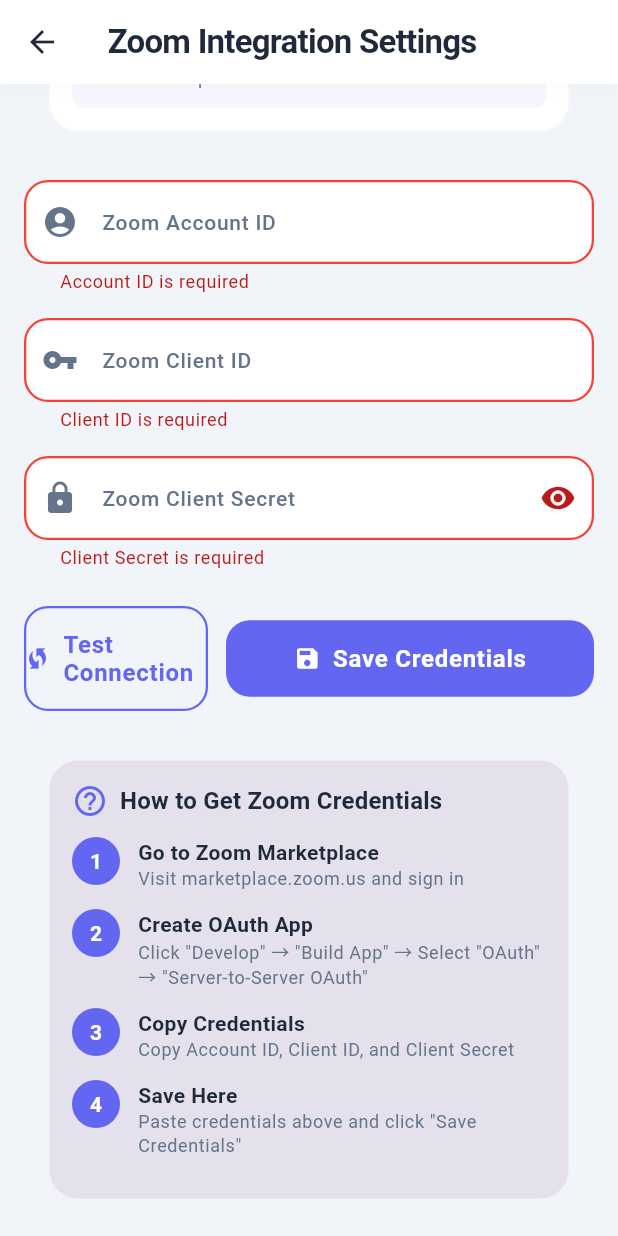
After one commit to digitapisms/ISMS, a Flutter app: the ZoomIntegrationScreen screen opened directly, scrolled down 212 dp, after a tap on "Save Credentials", on a phone screen of 412 x 824 dp. The commit adds this screen. Run offline on Flutter 3.47's test engine with Material 3 defaults, Android fonts, the phone set to English and light mode, and no system bars; our stand-ins replace cached_network_image, connectivity_plus, csv, equatable, file_picker, fl_chart and 14 more; missing offline and left inert: excel, qr, workmanager; accounts and stored records are empty; generated files the repository leaves out were written again; network calls fail.

Commit message:
Add Zoom integration to Super Admin Dashboard and update Zoom credentials retrieval
- Integrated a new Zoom option in the Super Admin Dashboard's popup menu for easy access.
- Implemented logic to retrieve Zoom credentials from the database if not found in environment variables, enhancing flexibility in configuration.
- Updated error message for missing Zoom credentials to guide users on configuration options.

```diff
--- /dev/null
+++ b/isms_app/lib/src/features/admin/data/system_settings_repository.dart
@@ -0,0 +1,186 @@
+import 'package:supabase_flutter/supabase_flutter.dart';
+import '../../../core/network/supabase_client.dart';
+
+/// Repository for managing system-wide settings
+class SystemSettingsRepository {
+  final SupabaseClient _client = SupabaseManager.client;
+
+  /// Get a system setting value by key
+  Future<String?> getSetting(String key) async {
+    try {
+      final response = await _client
+          .from('system_settings')
+          .select('setting_value')
+          .eq('setting_key', key)
+          .maybeSingle();
+
+      return response?['setting_value'] as String?;
+    } catch (e) {
+      throw Exception('Failed to get system setting: $e');
+    }
+  }
+
+  /// Get all system settings
+  Future<Map<String, String>> getAllSettings() async {
+    try {
+      final response = await _client
+          .from('system_settings')
+          .select('setting_key, setting_value');
+
+      final settings = <String, String>{};
+      for (final row in response) {
+        settings[row['setting_key'] as String] =
+            row['setting_value'] as String;
+      }
+      return settings;
+    } catch (e) {
+      throw Exception('Failed to get system settings: $e');
+    }
+  }
+
+  /// Update or create a system setting
+  Future<void> setSetting({
+    required String key,
+    required String value,
+    String? description,
+    bool isEncrypted = false,
+  }) async {
+    try {
+      final userId = await _getCurrentUserId();
+
+      await _client.from('system_settings').upsert({
+        'setting_key': key,
+        'setting_value': value,
+        'description': description,
+        'is_encrypted': isEncrypted,
+        'updated_by': userId,
+        'updated_at': DateTime.now().toIso8601String(),
+      });
+    } catch (e) {
+      throw Exception('Failed to set system setting: $e');
+    }
+  }
+
+  /// Delete a system setting
+  Future<void> deleteSetting(String key) async {
+    try {
+      await _client
+          .from('system_settings')
+          .delete()
+          .eq('setting_key', key);
+    } catch (e) {
+      throw Exception('Failed to delete system setting: $e');
+    }
+  }
+
+  /// Get Zoom credentials
+  Future<ZoomCredentials> getZoomCredentials() async {
+    try {
+      final accountId = await getSetting('ZOOM_ACCOUNT_ID');
+      final clientId = await getSetting('ZOOM_CLIENT_ID');
+      final clientSecret = await getSetting('ZOOM_CLIENT_SECRET');
+
+      return ZoomCredentials(
+        accountId: accountId ?? '',
+        clientId: clientId ?? '',
+        clientSecret: clientSecret ?? '',
+      );
+    } catch (e) {
+      throw Exception('Failed to get Zoom credentials: $e');
+    }
+  }
+
+  /// Update Zoom credentials
+  Future<void> updateZoomCredentials(ZoomCredentials credentials) async {
+    try {
+      // Update database
+      await setSetting(
+        key: 'ZOOM_ACCOUNT_ID',
+        value: credentials.accountId,
+        description: 'Zoom Account ID for OAuth authentication',
+        isEncrypted: true,
+      );
+      await setSetting(
+        key: 'ZOOM_CLIENT_ID',
+        value: credentials.clientId,
+        description: 'Zoom OAuth Client ID',
+        isEncrypted: true,
+      );
+      await setSetting(
+        key: 'ZOOM_CLIENT_SECRET',
+        value: credentials.clientSecret,
+        description: 'Zoom OAuth Client Secret',
+        isEncrypted: true,
+      );
+
+      // Update Supabase Edge Function secrets via Edge Function
+      await _updateSupabaseSecrets(credentials);
+    } catch (e) {
+      throw Exception('Failed to update Zoom credentials: $e');
+    }
+  }
+
+  /// Update Supabase Edge Function secrets
+  Future<void> _updateSupabaseSecrets(ZoomCredentials credentials) async {
+    try {
+      await _client.functions.invoke(
+        'update-zoom-secrets',
+        body: {
+          'ZOOM_ACCOUNT_ID': credentials.accountId,
+          'ZOOM_CLIENT_ID': credentials.clientId,
+          'ZOOM_CLIENT_SECRET': credentials.clientSecret,
+        },
+      );
+    } catch (e) {
+      // If Edge Function doesn't exist, log warning but don't fail
+      // The credentials are still saved in the database
+      print('Warning: Could not update Supabase secrets: $e');
+      print('Please update secrets manually in Supabase Dashboard');
+    }
+  }
+
+  Future<String?> _getCurrentUserId() async {
+    final user = _client.auth.currentUser;
+    if (user == null) return null;
+
+    final response = await _client
+        .from('users')
+        .select('id')
+        .eq('auth_id', user.id)
+        .maybeSingle();
+
+    return response?['id'] as String?;
+  }
+}
+
+/// Zoom credentials model
+class ZoomCredentials {
+  final String accountId;
+  final String clientId;
+  final String clientSecret;
+
+  ZoomCredentials({
+    required this.accountId,
+    required this.clientId,
+    required this.clientSecret,
+  });
+
+  bool get isValid =>
+      accountId.isNotEmpty && clientId.isNotEmpty && clientSecret.isNotEmpty;
+
+  Map<String, dynamic> toMap() {
+    return {
+      'accountId': accountId,
+      'clientId': clientId,
+      'clientSecret': clientSecret,
+    };
+  }
+
+  factory ZoomCredentials.fromMap(Map<String, dynamic> map) {
+    return ZoomCredentials(
+      accountId: map['accountId'] as String? ?? '',
+      clientId: map['clientId'] as String? ?? '',
+      clientSecret: map['clientSecret'] as String? ?? '',
+    );
+  }
+}
--- /dev/null
+++ b/isms_app/lib/src/features/admin/presentation/zoom_integration_screen.dart
@@ -0,0 +1,509 @@
+import 'package:flutter/material.dart';
+import 'package:flutter/services.dart';
+import 'package:flutter_riverpod/flutter_riverpod.dart';
+import '../../../core/network/supabase_client.dart';
+import '../data/system_settings_repository.dart';
+
+/// Provider for system settings repository
+final systemSettingsRepositoryProvider =
+    Provider<SystemSettingsRepository>((ref) => SystemSettingsRepository());
+
+/// Provider for Zoom credentials
+final zoomCredentialsProvider =
+    FutureProvider<ZoomCredentials>((ref) async {
+  final repo = ref.read(systemSettingsRepositoryProvider);
+  return repo.getZoomCredentials();
+});
+
+class ZoomIntegrationScreen extends ConsumerStatefulWidget {
+  const ZoomIntegrationScreen({super.key});
+
+  @override
+  ConsumerState<ZoomIntegrationScreen> createState() =>
+      _ZoomIntegrationScreenState();
+}
+
+class _ZoomIntegrationScreenState
+    extends ConsumerState<ZoomIntegrationScreen> {
+  final _formKey = GlobalKey<FormState>();
+  final _accountIdController = TextEditingController();
+  final _clientIdController = TextEditingController();
+  final _clientSecretController = TextEditingController();
+  bool _isLoading = false;
+  bool _obscureSecret = true;
+
+  @override
+  void initState() {
+    super.initState();
+    _loadCredentials();
+  }
+
+  Future<void> _loadCredentials() async {
+    final credentialsAsync = ref.read(zoomCredentialsProvider);
+    credentialsAsync.whenData((credentials) {
+      _accountIdController.text = credentials.accountId;
+      _clientIdController.text = credentials.clientId;
+      _clientSecretController.text = credentials.clientSecret;
+    });
+  }
+
+  @override
+  void dispose() {
+    _accountIdController.dispose();
+    _clientIdController.dispose();
+    _clientSecretController.dispose();
+    super.dispose();
+  }
+
+  Future<void> _saveCredentials() async {
+    if (!_formKey.currentState!.validate()) {
+      return;
+    }
+
+    setState(() {
+      _isLoading = true;
+    });
+
+    try {
+      final repo = ref.read(systemSettingsRepositoryProvider);
+      final credentials = ZoomCredentials(
+        accountId: _accountIdController.text.trim(),
+        clientId: _clientIdController.text.trim(),
+        clientSecret: _clientSecretController.text.trim(),
+      );
+
+      await repo.updateZoomCredentials(credentials);
+
+      // Refresh the provider
+      ref.invalidate(zoomCredentialsProvider);
+
+      if (mounted) {
+        ScaffoldMessenger.of(context).showSnackBar(
+          const SnackBar(
+            content: Text('Zoom credentials saved successfully!'),
+            backgroundColor: Colors.green,
+          ),
+        );
+      }
+    } catch (e) {
+      if (mounted) {
+        ScaffoldMessenger.of(context).showSnackBar(
+          SnackBar(
+            content: Text('Error saving credentials: $e'),
+            backgroundColor: Colors.red,
+          ),
+        );
+      }
+    } finally {
+      if (mounted) {
+        setState(() {
+          _isLoading = false;
+        });
+      }
+    }
+  }
+
+  Future<void> _testConnection() async {
+    setState(() {
+      _isLoading = true;
+    });
+
+    try {
+      final credentials = ZoomCredentials(
+        accountId: _accountIdController.text.trim(),
+        clientId: _clientIdController.text.trim(),
+        clientSecret: _clientSecretController.text.trim(),
+      );
+
+      if (!credentials.isValid) {
+        throw Exception('Please fill in all credentials before testing');
+      }
+
+      // Test by trying to create a test meeting
+      final response = await SupabaseManager.client.functions.invoke(
+        'create-zoom-meeting',
+        body: {
+          'title': 'ISMS Connection Test',
+          'startTime': DateTime.now()
+              .add(const Duration(hours: 1))
+              .toUtc()
+              .toIso8601String(),
+          'duration': 15,
+        },
+      );
+
+      if (response.status == 200) {
+        if (mounted) {
+          ScaffoldMessenger.of(context).showSnackBar(
+            const SnackBar(
+              content: Text('✅ Connection test successful!'),
+              backgroundColor: Colors.green,
+            ),
+          );
+        }
+      } else {
+        throw Exception('Test failed: ${response.data}');
+      }
+    } catch (e) {
+      if (mounted) {
+        ScaffoldMessenger.of(context).showSnackBar(
+          SnackBar(
+            content: Text('❌ Connection test failed: $e'),
+            backgroundColor: Colors.red,
+          ),
+        );
+      }
+    } finally {
+      if (mounted) {
+        setState(() {
+          _isLoading = false;
+        });
+      }
+    }
+  }
+
+  @override
+  Widget build(BuildContext context) {
+    final credentialsAsync = ref.watch(zoomCredentialsProvider);
+
+    return Scaffold(
+      appBar: AppBar(
+        title: const Text('Zoom Integration Settings'),
+        leading: IconButton(
+          icon: const Icon(Icons.arrow_back),
+          onPressed: () => Navigator.of(context).pop(),
+        ),
+      ),
+      body: credentialsAsync.when(
+        data: (credentials) {
+          // Update controllers if data loaded
+          if (_accountIdController.text != credentials.accountId) {
+            _accountIdController.text = credentials.accountId;
+            _clientIdController.text = credentials.clientId;
+            _clientSecretController.text = credentials.clientSecret;
+          }
+
+          return SingleChildScrollView(
+            padding: const EdgeInsets.all(16),
+            child: Form(
+              key: _formKey,
+              child: Column(
+                crossAxisAlignment: CrossAxisAlignment.stretch,
+                children: [
+                  // Header Card
+                  Card(
+                    child: Padding(
+                      padding: const EdgeInsets.all(16),
+                      child: Column(
+                        crossAxisAlignment: CrossAxisAlignment.start,
+                        children: [
+                          Row(
+                            children: [
+                              Icon(
+                                Icons.video_call,
+                                color: Theme.of(context).colorScheme.primary,
+                                size: 32,
+                              ),
+                              const SizedBox(width: 12),
+                              const Expanded(
+                                child: Text(
+                                  'Zoom API Integration',
+                                  style: TextStyle(
+                                    fontSize: 20,
+                                    fontWeight: FontWeight.bold,
+                                  ),
+                                ),
+                              ),
+                            ],
+                          ),
+                          const SizedBox(height: 12),
+                          Text(
+                            'Configure Zoom API credentials to enable online class meetings. '
+                            'These credentials are used to create Zoom meetings automatically when '
+                            'online classes are scheduled.',
+                            style: Theme.of(context).textTheme.bodyMedium,
+                          ),
+                          const SizedBox(height: 8),
+                          Container(
+                            padding: const EdgeInsets.all(12),
+                            decoration: BoxDecoration(
+                              color: Theme.of(context)
+                                  .colorScheme
+                                  .primaryContainer
+                                  .withOpacity(0.3),
+                              borderRadius: BorderRadius.circular(8),
+                            ),
+                            child: Row(
+                              children: [
+                                Icon(
+                                  Icons.info_outline,
+                                  color: Theme.of(context).colorScheme.primary,
+                                ),
+                                const SizedBox(width: 8),
+                                Expanded(
+                                  child: Text(
+                                    'Get your credentials from Zoom Marketplace: marketplace.zoom.us',
+                                    style: Theme.of(context).textTheme.bodySmall,
+                                  ),
+                                ),
+                              ],
+                            ),
+                          ),
+                        ],
+                      ),
+                    ),
+                  ),
+                  const SizedBox(height: 24),
+
+                  // Account ID Field
+                  TextFormField(
+                    controller: _accountIdController,
+                    decoration: InputDecoration(
+                      labelText: 'Zoom Account ID',
+                      hintText: 'C-xxxxxxxxxxxxx',
+                      prefixIcon: const Icon(Icons.account_circle),
+                      border: OutlineInputBorder(
+                        borderRadius: BorderRadius.circular(8),
+                      ),
+                      helperText:
+                          'Your Zoom Account ID (starts with C-)',
+                    ),
+                    validator: (value) {
+                      if (value == null || value.trim().isEmpty) {
+                        return 'Account ID is required';
+                      }
+                      if (!value.trim().startsWith('C-')) {
+                        return 'Account ID should start with C-';
+                      }
+                      return null;
+                    },
+                  ),
+                  const SizedBox(height: 16),
+
+                  // Client ID Field
+                  TextFormField(
+                    controller: _clientIdController,
+                    decoration: InputDecoration(
+                      labelText: 'Zoom Client ID',
+                      hintText: 'Your OAuth Client ID',
+                      prefixIcon: const Icon(Icons.vpn_key),
+                      border: OutlineInputBorder(
+                        borderRadius: BorderRadius.circular(8),
+                      ),
+                      helperText: 'OAuth 2.0 Client ID from Zoom Marketplace',
+                    ),
+                    validator: (value) {
+                      if (value == null || value.trim().isEmpty) {
+                        return 'Client ID is required';
+                      }
+                      return null;
+                    },
+                  ),
+                  const SizedBox(height: 16),
+
+                  // Client Secret Field
+                  TextFormField(
+                    controller: _clientSecretController,
+                    decoration: InputDecoration(
+                      labelText: 'Zoom Client Secret',
+                      hintText: 'Your OAuth Client Secret',
+                      prefixIcon: const Icon(Icons.lock),
+                      suffixIcon: IconButton(
+                        icon: Icon(
+                          _obscureSecret
+                              ? Icons.visibility
+                              : Icons.visibility_off,
+                        ),
+                        onPressed: () {
+                          setState(() {
+                            _obscureSecret = !_obscureSecret;
+                          });
+                        },
+                      ),
+                      border: OutlineInputBorder(
+                        borderRadius: BorderRadius.circular(8),
+                      ),
+                      helperText:
+                          'OAuth 2.0 Client Secret (keep this secure)',
+                    ),
+                    obscureText: _obscureSecret,
+                    validator: (value) {
+                      if (value == null || value.trim().isEmpty) {
+                        return 'Client Secret is required';
+                      }
+                      if (value.trim().length < 10) {
+                        return 'Client Secret seems too short';
+                      }
+                      return null;
+                    },
+                  ),
+                  const SizedBox(height: 24),
+
+                  // Action Buttons
+                  Row(
+                    children: [
+                      Expanded(
+                        child: OutlinedButton.icon(
+                          onPressed: _isLoading ? null : _testConnection,
+                          icon: const Icon(Icons.wifi_protected_setup),
+                          label: const Text('Test Connection'),
+                          style: OutlinedButton.styleFrom(
+                            padding: const EdgeInsets.symmetric(vertical: 16),
+                          ),
+                        ),
+                      ),
+                      const SizedBox(width: 12),
+                      Expanded(
+                        flex: 2,
+                        child: ElevatedButton.icon(
+                          onPressed: _isLoading ? null : _saveCredentials,
+                          icon: _isLoading
+                              ? const SizedBox(
+                                  width: 16,
+                                  height: 16,
+                                  child: CircularProgressIndicator(
+                                    strokeWidth: 2,
+                                  ),
+                                )
+                              : const Icon(Icons.save),
+                          label: Text(_isLoading ? 'Saving...' : 'Save Credentials'),
+                          style: ElevatedButton.styleFrom(
+                            padding: const EdgeInsets.symmetric(vertical: 16),
+                          ),
+                        ),
+                      ),
+                    ],
+                  ),
+                  const SizedBox(height: 24),
+
+                  // Instructions Card
+                  Card(
+                    color: Theme.of(context).colorScheme.surfaceVariant,
+                    child: Padding(
+                      padding: const EdgeInsets.all(16),
+                      child: Column(
+                        crossAxisAlignment: CrossAxisAlignment.start,
+                        children: [
+                          Row(
+                            children: [
+                              Icon(
+                                Icons.help_outline,
+                                color: Theme.of(context).colorScheme.primary,
+                              ),
+                              const SizedBox(width: 8),
+                              Text(
+                                'How to Get Zoom Credentials',
+                                style: Theme.of(context)
+                                    .textTheme
+                                    .titleMedium
+                                    ?.copyWith(
+                                      fontWeight: FontWeight.bold,
+                                    ),
+                              ),
+                            ],
+                          ),
+                          const SizedBox(height: 12),
+                          _buildInstructionStep(
+                            context,
+                            '1',
+                            'Go to Zoom Marketplace',
+                            'Visit marketplace.zoom.us and sign in',
+                          ),
+                          _buildInstructionStep(
+                            context,
+                            '2',
+                            'Create OAuth App',
+                            'Click "Develop" → "Build App" → Select "OAuth" → "Server-to-Server OAuth"',
+                          ),
+                          _buildInstructionStep(
+                            context,
+                            '3',
+                            'Copy Credentials',
+                            'Copy Account ID, Client ID, and Client Secret',
+                          ),
+                          _buildInstructionStep(
+                            context,
+                            '4',
+                            'Save Here',
+                            'Paste credentials above and click "Save Credentials"',
+                          ),
+                        ],
+                      ),
+                    ),
+                  ),
+                ],
+              ),
+            ),
+          );
+        },
+        loading: () => const Center(child: CircularProgressIndicator()),
+        error: (error, stack) => Center(
+          child: Column(
+            mainAxisAlignment: MainAxisAlignment.center,
+            children: [
+              const Icon(Icons.error_outline, size: 48, color: Colors.red),
+              const SizedBox(height: 16),
+              Text('Error loading credentials: $error'),
+              const SizedBox(height: 16),
+              ElevatedButton(
+                onPressed: () {
+                  ref.invalidate(zoomCredentialsProvider);
+                },
+                child: const Text('Retry'),
+              ),
+            ],
+          ),
+        ),
+      ),
+    );
+  }
+
+  Widget _buildInstructionStep(
+    BuildContext context,
+    String number,
+    String title,
+    String description,
+  ) {
+    return Padding(
+      padding: const EdgeInsets.only(bottom: 12),
+      child: Row(
+        crossAxisAlignment: CrossAxisAlignment.start,
+        children: [
+          Container(
+            width: 32,
+            height: 32,
+            decoration: BoxDecoration(
+              color: Theme.of(context).colorScheme.primary,
+              shape: BoxShape.circle,
+            ),
+            child: Center(
+              child: Text(
+                number,
+                style: TextStyle(
+                  color: Theme.of(context).colorScheme.onPrimary,
+                  fontWeight: FontWeight.bold,
+                ),
+              ),
+            ),
+          ),
+          const SizedBox(width: 12),
+          Expanded(
+            child: Column(
+              crossAxisAlignment: CrossAxisAlignment.start,
+              children: [
+                Text(
+                  title,
+                  style: const TextStyle(fontWeight: FontWeight.bold),
+                ),
+                Text(
+                  description,
+                  style: Theme.of(context).textTheme.bodySmall,
+                ),
+              ],
+            ),
+          ),
+        ],
+      ),
+    );
+  }
+}
```
Also changed, not shown: isms_app/lib/src/features/admin/presentation/super_admin_dashboard.dart (+17 -1 lines), 2 other files.
